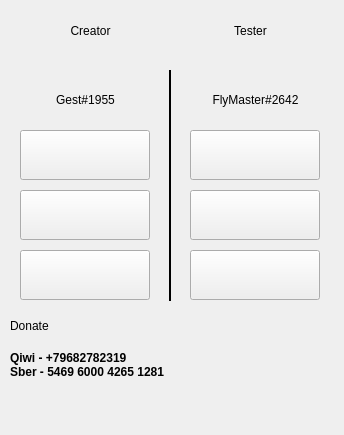
Before: the Qt Designer form about.ui in jestsi/Info-of-file-g, drawn with Qt 5.
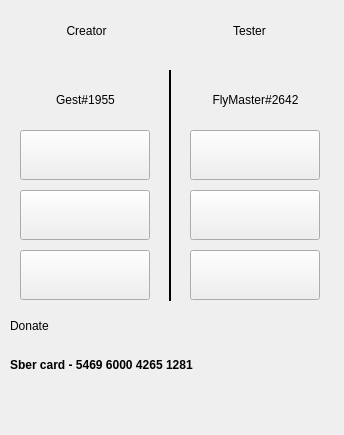
After: the same form once the commit is applied. Icons and pictures are not drawn.

```diff
--- a/about.ui
+++ b/about.ui
@@ -19,6 +19,12 @@
     <height>435</height>
    </size>
   </property>
+  <property name="maximumSize">
+   <size>
+    <width>344</width>
+    <height>435</height>
+   </size>
+  </property>
   <property name="windowTitle">
    <string>About</string>
   </property>
@@ -180,7 +186,7 @@
   <widget class="QLabel" name="label">
    <property name="geometry">
     <rect>
-     <x>20</x>
+     <x>16</x>
      <y>10</y>
      <width>141</width>
      <height>41</height>
@@ -196,7 +202,7 @@
   <widget class="QLabel" name="label_2">
    <property name="geometry">
     <rect>
-     <x>180</x>
+     <x>179</x>
      <y>10</y>
      <width>141</width>
      <height>41</height>
@@ -335,7 +341,7 @@
     <rect>
      <x>10</x>
      <y>340</y>
-     <width>191</width>
+     <width>231</width>
      <height>51</height>
     </rect>
    </property>
@@ -347,8 +353,7 @@
     </font>
    </property>
    <property name="text">
-    <string>Qiwi - +79682782319
-Sber - 5469 6000 4265 1281</string>
+    <string>Sber card - 5469 6000 4265 1281</string>
    </property>
    <property name="textInteractionFlags">
     <set>Qt::LinksAccessibleByMouse|Qt::TextSelectableByMouse</set>
```
